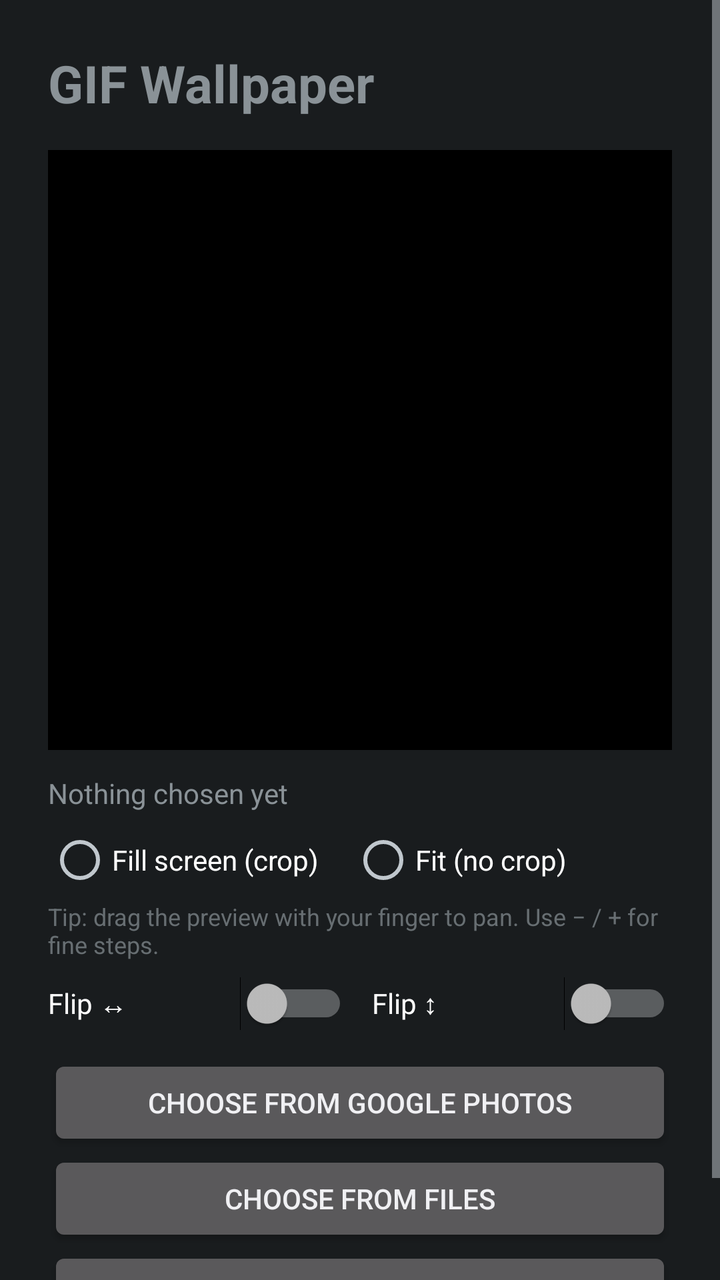
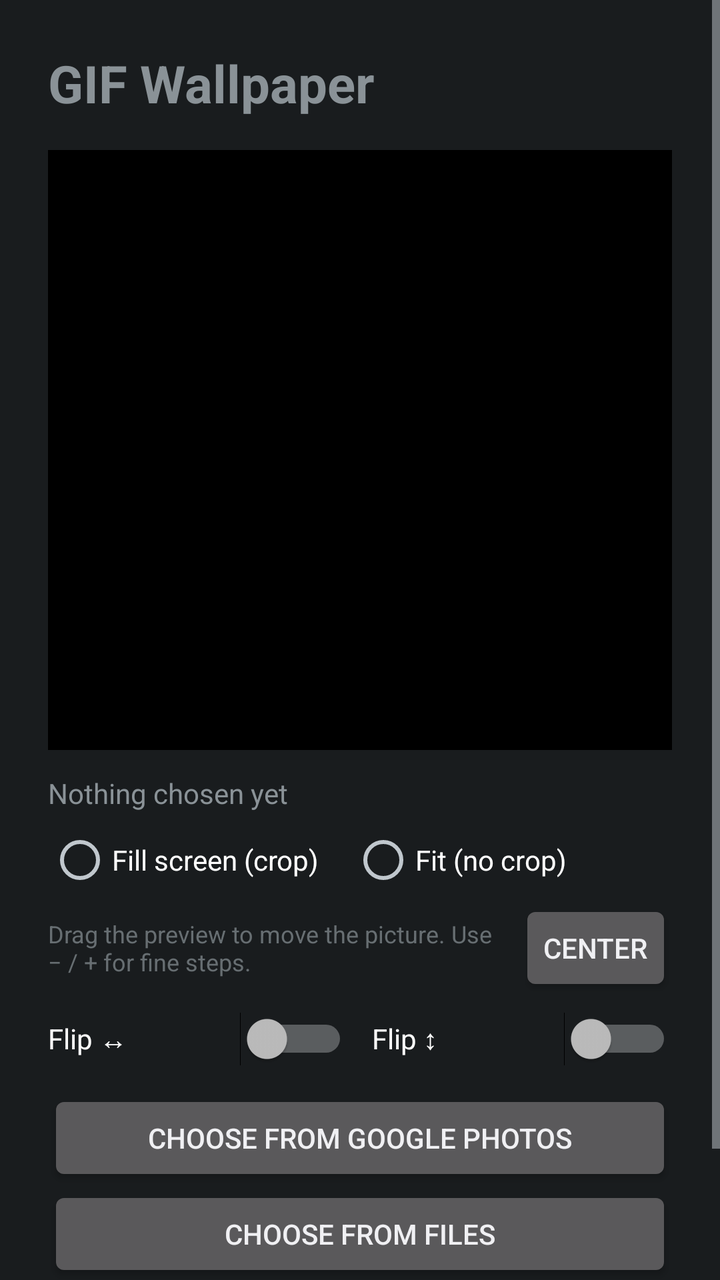

Screens rendered from an Android XML layout before and after an edit, with the pre-edit source and the edit as a unified diff.
<!-- AndroidManifest.xml: application theme android:Theme.DeviceDefault -->
<!-- res/layout/activity_main.xml -->
<?xml version="1.0" encoding="utf-8"?>
<ScrollView xmlns:android="http://schemas.android.com/apk/res/android"
    android:layout_width="match_parent"
    android:layout_height="match_parent"
    android:fitsSystemWindows="true">

<LinearLayout
    android:layout_width="match_parent"
    android:layout_height="wrap_content"
    android:orientation="vertical"
    android:padding="24dp">

    <TextView
        android:layout_width="wrap_content"
        android:layout_height="wrap_content"
        android:text="@string/app_name"
        android:textSize="26sp"
        android:textStyle="bold"
        android:layout_marginBottom="16dp" />

    <FrameLayout
        android:id="@+id/previewFrame"
        android:layout_width="match_parent"
        android:layout_height="300dp"
        android:background="#000000">

        <ImageView
            android:id="@+id/preview"
            android:layout_width="match_parent"
            android:layout_height="match_parent"
            android:scaleType="fitCenter"
            android:contentDescription="Preview" />

        <VideoView
            android:id="@+id/videoPreview"
            android:layout_width="wrap_content"
            android:layout_height="wrap_content"
            android:layout_gravity="center"
            android:visibility="gone" />
    </FrameLayout>

    <TextView
        android:id="@+id/status"
        android:layout_width="match_parent"
        android:layout_height="wrap_content"
        android:layout_marginTop="12dp"
        android:text="Nothing chosen yet" />

    <RadioGroup
        android:id="@+id/scaleGroup"
        android:layout_width="match_parent"
        android:layout_height="wrap_content"
        android:orientation="horizontal"
        android:layout_marginTop="8dp">
        <RadioButton android:id="@+id/scaleFill" android:layout_width="wrap_content"
            android:layout_height="wrap_content" android:text="Fill screen (crop)" />
        <RadioButton android:id="@+id/scaleFit" android:layout_width="wrap_content"
            android:layout_height="wrap_content" android:layout_marginStart="16dp"
            android:text="Fit (no crop)" />
    </RadioGroup>

    
    <LinearLayout
        android:id="@+id/sliders"
        android:layout_width="match_parent"
        android:layout_height="wrap_content"
        android:orientation="vertical" />

    <TextView
        android:layout_width="wrap_content"
        android:layout_height="wrap_content"
        android:layout_marginTop="4dp"
        android:textSize="12sp"
        android:alpha="0.7"
        android:text="Tip: drag the preview with your finger to pan. Use − / + for fine steps." />

    <LinearLayout
        android:layout_width="match_parent"
        android:layout_height="wrap_content"
        android:layout_marginTop="8dp"
        android:orientation="horizontal">

        <Switch
            android:id="@+id/flipH"
            android:layout_width="0dp"
            android:layout_height="wrap_content"
            android:layout_weight="1"
            android:layout_marginEnd="12dp"
            android:text="Flip ↔" />

        <Switch
            android:id="@+id/flipV"
            android:layout_width="0dp"
            android:layout_height="wrap_content"
            android:layout_weight="1"
            android:text="Flip ↕" />
    </LinearLayout>

    <Button
        android:id="@+id/photosButton"
        android:layout_width="match_parent"
        android:layout_height="wrap_content"
        android:layout_marginTop="12dp"
        android:text="Choose from Google Photos" />

    <Button
        android:id="@+id/pickButton"
        android:layout_width="match_parent"
        android:layout_height="wrap_content"
        android:text="Choose from files" />

    <Button
        android:id="@+id/setButton"
        android:layout_width="match_parent"
        android:layout_height="wrap_content"
        android:text="Set as wallpaper" />
</LinearLayout>
</ScrollView>
<!-- resources referenced by this layout -->
<resources>
  <string name="app_name">GIF Wallpaper</string>
</resources>

<!-- the commit's change to res/layout/activity_main.xml (unified diff, before → after) -->
@@ -66,13 +66,28 @@
         android:layout_height="wrap_content"
         android:orientation="vertical" />
 
-    <TextView
-        android:layout_width="wrap_content"
+    <LinearLayout
+        android:layout_width="match_parent"
         android:layout_height="wrap_content"
         android:layout_marginTop="4dp"
-        android:textSize="12sp"
-        android:alpha="0.7"
-        android:text="Tip: drag the preview with your finger to pan. Use − / + for fine steps." />
+        android:gravity="center_vertical"
+        android:orientation="horizontal">
+
+        <TextView
+            android:layout_width="0dp"
+            android:layout_height="wrap_content"
+            android:layout_weight="1"
+            android:textSize="12sp"
+            android:alpha="0.7"
+            android:text="Drag the preview to move the picture. Use − / + for fine steps." />
+
+        <Button
+            android:id="@+id/panCenter"
+            style="?android:attr/buttonStyleSmall"
+            android:layout_width="wrap_content"
+            android:layout_height="wrap_content"
+            android:text="Center" />
+    </LinearLayout>
 
     <LinearLayout
         android:layout_width="match_parent"
